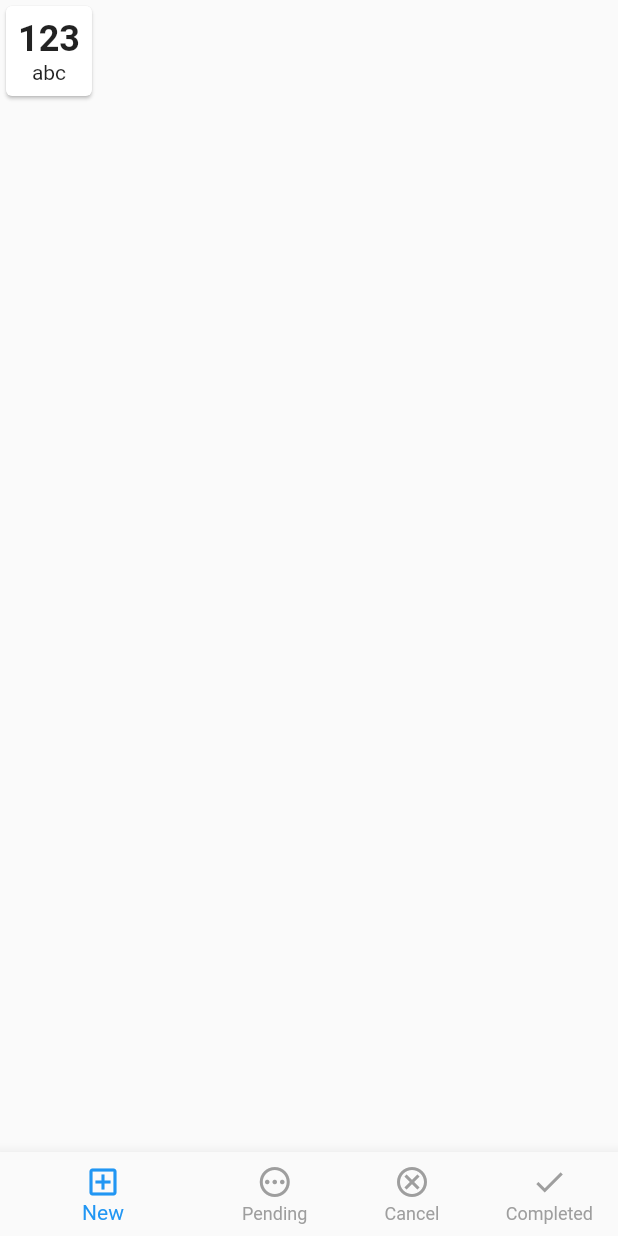
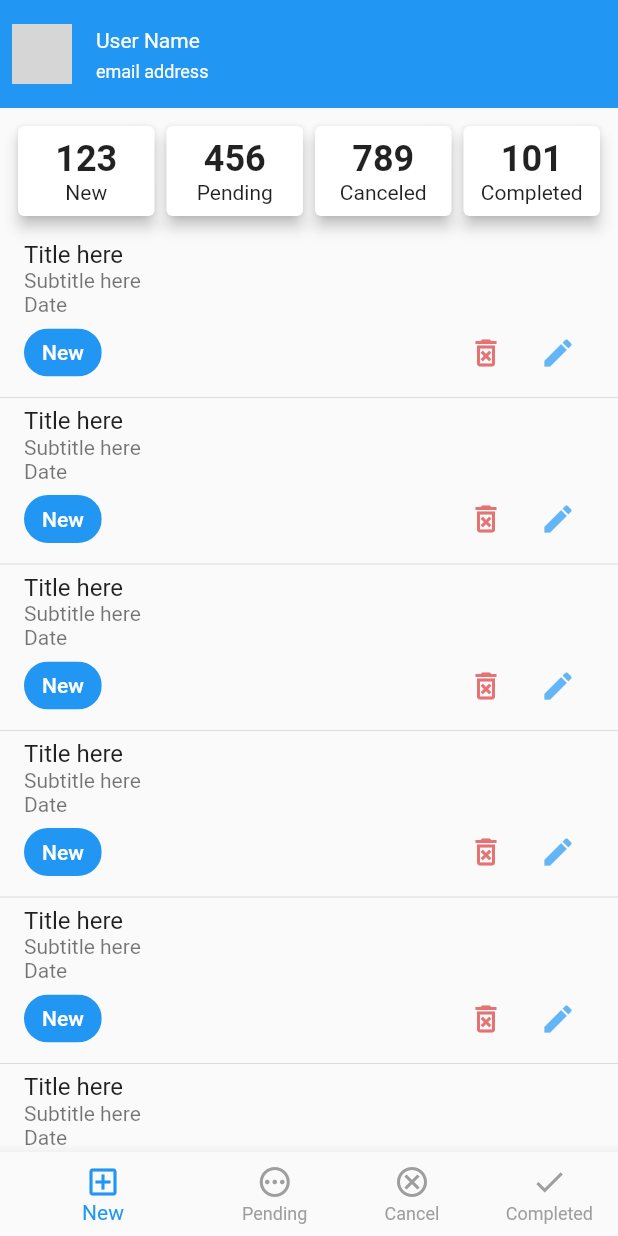
Before and after one commit to Alnur17/task_manager, a Flutter app: the screen it shows after launch, after a tap on "Sing In", on a phone screen of 412 x 824 dp. Run offline on Flutter 3.47's test engine with Material 3 defaults, Android fonts, the phone set to English and light mode, and no system bars; our stand-ins replace flutter_svg, pin_code_fields; network calls fail; grey boxes are pictures that could not be loaded.

Commit message:
new task ui done

```diff
--- a/lib/ui/screens/new_task_screen.dart
+++ b/lib/ui/screens/new_task_screen.dart
@@ -1,35 +1,66 @@
 import 'package:flutter/material.dart';
+import 'package:flutter/painting.dart';
+import 'package:task_manager/ui/widgets/summery_card.dart';
+import 'package:task_manager/ui/widgets/task_list_title.dart';
 
 class NewTaskScreen extends StatelessWidget {
   const NewTaskScreen({super.key});
 
   @override
   Widget build(BuildContext context) {
-    return const Scaffold(
+    return Scaffold(
       body: SafeArea(
         child: Column(
           children: [
-            Row(
-              children: [
-                Card(
-                  child: Padding(
-                    padding: EdgeInsets.all(8),
-                    child: Column(
-                      children: [
-                        Text(
-                          '123',
-                          style: TextStyle(
-                            fontSize: 24,
-                            fontWeight: FontWeight.w600,
-                          ),
-                        ),
-                        Text('abc'),
-                      ],
-                    ),
-                  ),
-                )
-              ],
-            )
+            const ListTile(
+              contentPadding: EdgeInsets.symmetric(horizontal: 8),
+              tileColor: Colors.blue,
+              leading: CircleAvatar(
+                backgroundImage: NetworkImage(
+                    'https://cdn.pixabay.com/photo/2015/10/05/22/37/blank-profile-picture-973460_960_720.png'),
+              ),
+              title: Text('User Name',style: TextStyle(color: Colors.white,fontSize: 14),),
+              subtitle: Text('email address',style: TextStyle(color: Colors.white,fontSize: 12),),
+            ),
+            const Padding(
+              padding: EdgeInsets.all(8.0),
+              child: Row(
+                children: [
+                  Expanded(
+                      child: SummeryCard(
+                    number: 123,
+                    title: 'New',
+                  )),
+                  Expanded(
+                      child: SummeryCard(
+                    number: 456,
+                    title: 'Pending',
+                  )),
+                  Expanded(
+                      child: SummeryCard(
+                    number: 789,
+                    title: 'Canceled',
+                  )),
+                  Expanded(
+                      child: SummeryCard(
+                    number: 101,
+                    title: 'Completed',
+                  )),
+                ],
+              ),
+            ),
+            Expanded(
+                child: ListView.separated(
+              itemCount: 10,
+              itemBuilder: (context, index) {
+                return const TaskListTile();
+              },
+              separatorBuilder: (BuildContext context, int index) {
+                return const Divider(
+                  height: 4,
+                );
+              },
+            )),
           ],
         ),
       ),
--- /dev/null
+++ b/lib/ui/widgets/summery_card.dart
@@ -0,0 +1,34 @@
+import 'package:flutter/material.dart';
+
+class SummeryCard extends StatelessWidget {
+  const SummeryCard({
+    super.key,
+    required this.number,
+    required this.title,
+  });
+
+  final int number;
+  final String title;
+
+  @override
+  Widget build(BuildContext context) {
+    return Card(
+      elevation: 4,
+      child: Padding(
+        padding: const EdgeInsets.all(8),
+        child: Column(
+          children: [
+            Text(
+              '$number',
+              style: const TextStyle(
+                fontSize: 24,
+                fontWeight: FontWeight.w600,
+              ),
+            ),
+            Text(title),
+          ],
+        ),
+      ),
+    );
+  }
+}
--- /dev/null
+++ b/lib/ui/widgets/task_list_title.dart
@@ -0,0 +1,42 @@
+import 'package:flutter/material.dart';
+
+class TaskListTile extends StatelessWidget {
+  const TaskListTile({
+    super.key,
+  });
+
+  @override
+  Widget build(BuildContext context) {
+    return ListTile(
+      title: const Text('Title here'),
+      subtitle: Column(
+        crossAxisAlignment: CrossAxisAlignment.start,
+        children: [
+          const Text('Subtitle here'),
+          const Text('Date'),
+          Row(
+            children: [
+              const Chip(
+                label: Text(
+                  'New',
+                  style: TextStyle(color: Colors.white),
+                ),
+                backgroundColor: Colors.blue,
+              ),
+              const Spacer(),
+              IconButton(
+                onPressed: () {},
+                icon: const Icon(Icons.delete_forever_outlined),
+                color: Colors.red.shade300,
+              ),
+              IconButton(
+                  onPressed: () {},
+                  icon: const Icon(Icons.edit),
+                  color: Colors.blue.shade300),
+            ],
+          ),
+        ],
+      ),
+    );
+  }
+}
```
